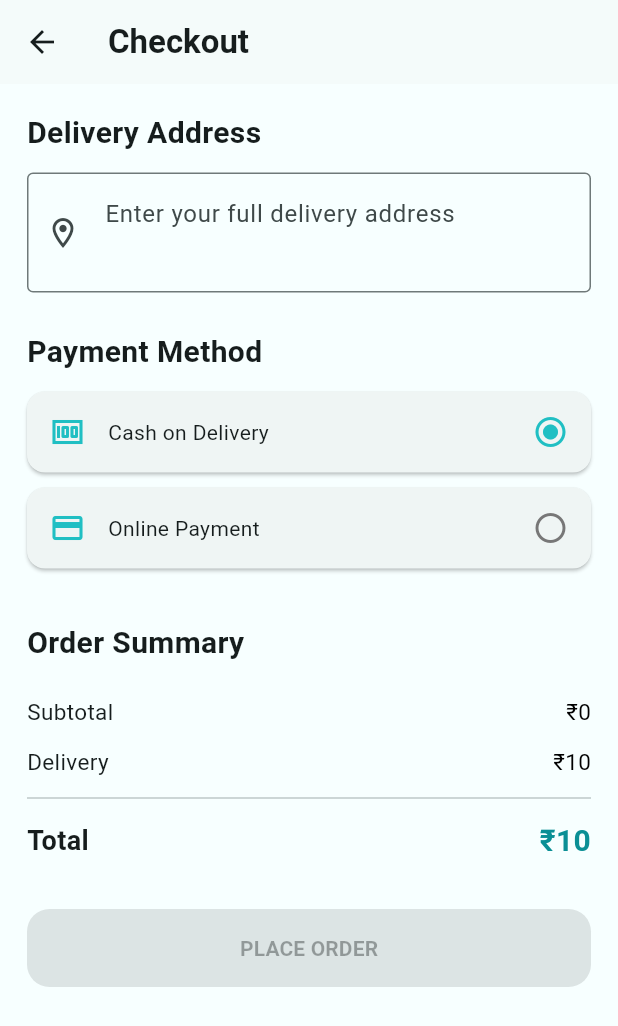
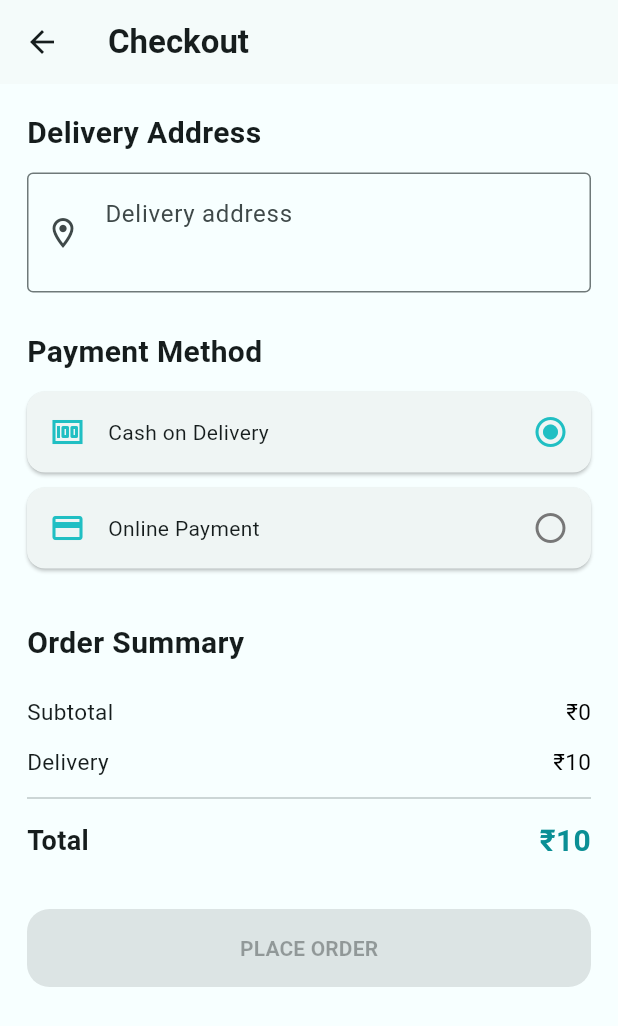
Before and after one commit to nikhil0126-n/aqualoop, a Flutter app: the CheckoutScreen screen opened directly, on a phone screen of 412 x 824 dp. Shown: the top 1026 px of the screen. Run offline on Flutter 3.47's test engine with Material 3 defaults, Android fonts, the phone set to English and light mode, and no system bars; accounts and stored records are empty.

Commit message:
update code

```diff
--- a/lib/data/app_data.dart
+++ b/lib/data/app_data.dart
@@ -11,10 +11,6 @@ import 'package:aqualoops_app/models/user.dart';
 
 // ----------------------------- LOGGED IN USER ------------------------------
 User? loggedInUser;
-
-// Default delivery address used when the user hasn't typed one, so an order
-// can be placed with a single tap.
-const String defaultDeliveryAddress = 'Home, RK University, Rajkot, Gujarat';
 
 // --------------------------------- PRODUCTS --------------------------------
 List<Product> allProducts = [
--- a/lib/screens/auth/login_screen.dart
+++ b/lib/screens/auth/login_screen.dart
@@ -51,7 +51,7 @@ class _LoginScreenState extends State<LoginScreen> {
       email: email,
       phone: '9876543210',
       role: 'customer',
-      address: defaultDeliveryAddress,
+      address: '',
     );
 
     Navigator.pushReplacement(
--- a/lib/screens/customer/checkout_screen.dart
+++ b/lib/screens/customer/checkout_screen.dart
@@ -14,6 +14,7 @@ class CheckoutScreen extends StatefulWidget {
 }
 
 class _CheckoutScreenState extends State<CheckoutScreen> {
+  // The address is optional — an order can be placed without typing it.
   final addressController = TextEditingController();
   String paymentMethod = 'Cash on Delivery';
   bool placingOrder = false;
@@ -25,13 +26,6 @@ class _CheckoutScreenState extends State<CheckoutScreen> {
   }
 
   void submitOrder() {
-    if (addressController.text.trim().isEmpty) {
-      ScaffoldMessenger.of(context).showSnackBar(
-        const SnackBar(content: Text('Please enter a delivery address')),
-      );
-      return;
-    }
-
     setState(() {
       placingOrder = true;
     });
@@ -111,7 +105,7 @@ class _CheckoutScreenState extends State<CheckoutScreen> {
               controller: addressController,
               maxLines: 2,
               decoration: const InputDecoration(
-                hintText: 'Enter your full delivery address',
+                hintText: 'Delivery address',
                 prefixIcon: Icon(Icons.location_on_outlined),
                 border: OutlineInputBorder(),
               ),
```
